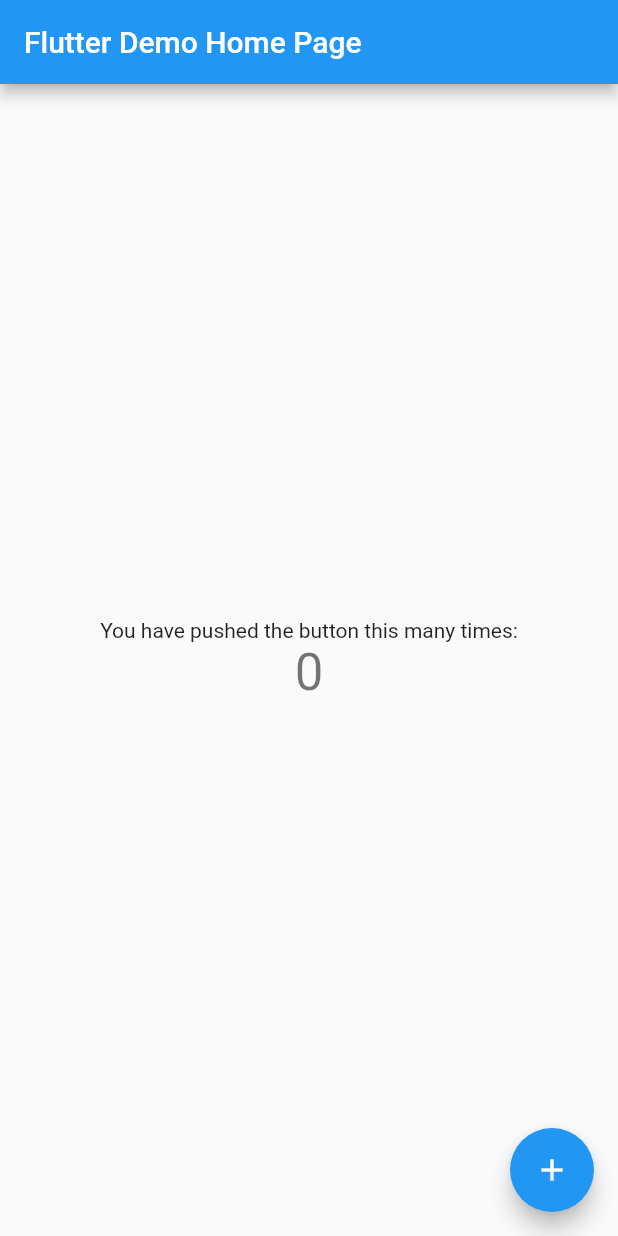
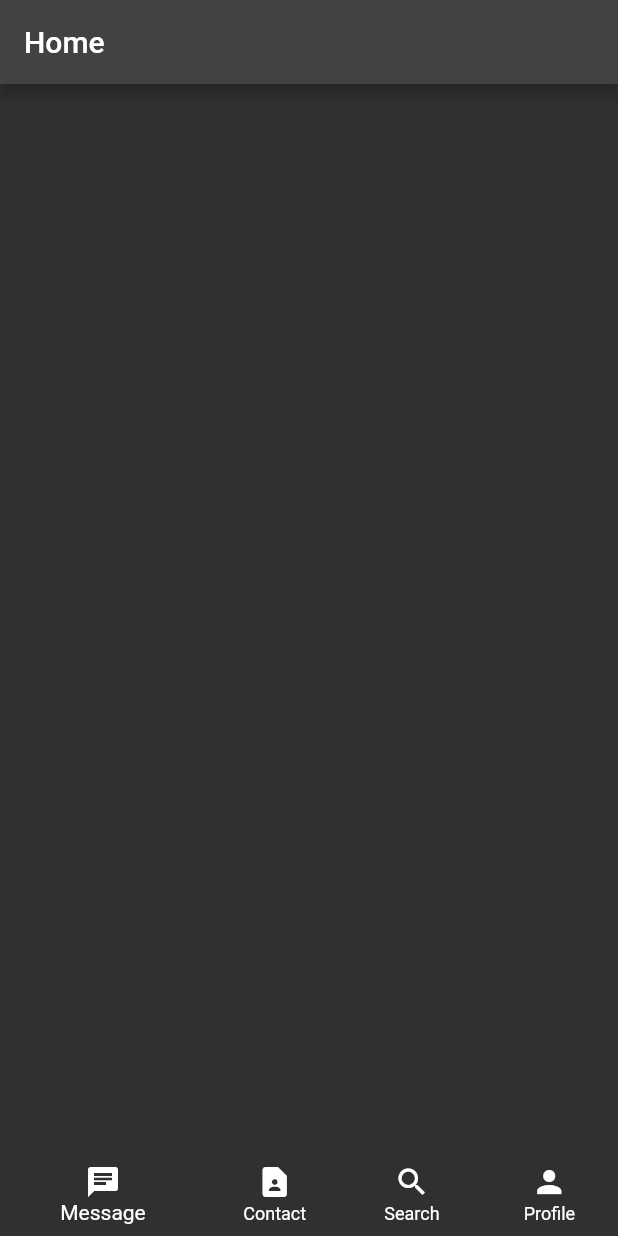
Before and after one commit to Shisaroru/FlutterFire-ChatApp, a Flutter app: the screen it shows after launch, on a phone screen of 412 x 824 dp. Run offline on Flutter 3.47's test engine with Material 2 defaults, Android fonts, the phone set to English and light mode, and no system bars; our stand-ins replace firebase_core; accounts and stored records are empty.

Commit message:
Connect to firebase and scaffold project

```diff
--- /dev/null
+++ b/lib/contact/contact.dart
@@ -0,0 +1,16 @@
+import 'package:myproject_app/shared/bottom_nav_bar.dart';
+import 'package:flutter/material.dart';
+
+class Contact extends StatelessWidget {
+  const Contact({super.key});
+
+  @override
+  Widget build(BuildContext context) {
+    return Scaffold(
+      appBar: AppBar(
+        title: const Text("Contact"),
+      ),
+      bottomNavigationBar: const BottomNavBar(),
+    );
+  }
+}
--- /dev/null
+++ b/lib/home/home.dart
@@ -0,0 +1,16 @@
+import 'package:myproject_app/shared/bottom_nav_bar.dart';
+import 'package:flutter/material.dart';
+
+class Home extends StatelessWidget {
+  const Home({super.key});
+
+  @override
+  Widget build(BuildContext context) {
+    return Scaffold(
+      appBar: AppBar(
+        title: const Text("Home"),
+      ),
+      bottomNavigationBar: const BottomNavBar(),
+    );
+  }
+}
--- a/lib/main.dart
+++ b/lib/main.dart
@@ -1,115 +1,26 @@
 import 'package:flutter/material.dart';
+import 'package:myproject_app/routes.dart';
+import 'package:myproject_app/theme.dart';
 
-void main() {
+// Import the firebase_core plugin
+import 'package:firebase_core/firebase_core.dart';
+
+void main() async {
+  WidgetsFlutterBinding.ensureInitialized();
+  await Firebase.initializeApp();
   runApp(const MyApp());
 }
 
 class MyApp extends StatelessWidget {
   const MyApp({super.key});
 
-  // This widget is the root of your application.
   @override
   Widget build(BuildContext context) {
     return MaterialApp(
-      title: 'Flutter Demo',
-      theme: ThemeData(
-        // This is the theme of your application.
-        //
-        // Try running your application with "flutter run". You'll see the
-        // application has a blue toolbar. Then, without quitting the app, try
-        // changing the primarySwatch below to Colors.green and then invoke
-        // "hot reload" (press "r" in the console where you ran "flutter run",
-        // or simply save your changes to "hot reload" in a Flutter IDE).
-        // Notice that the counter didn't reset back to zero; the application
-        // is not restarted.
-        primarySwatch: Colors.blue,
-      ),
-      home: const MyHomePage(title: 'Flutter Demo Home Page'),
+      debugShowCheckedModeBanner: false,
+      routes: appRoutes,
+      initialRoute: '/',
+      theme: appTheme,
     );
   }
 }
-
-class MyHomePage extends StatefulWidget {
-  const MyHomePage({super.key, required this.title});
-
-  // This widget is the home page of your application. It is stateful, meaning
-  // that it has a State object (defined below) that contains fields that affect
-  // how it looks.
-
-  // This class is the configuration for the state. It holds the values (in this
-  // case the title) provided by the parent (in this case the App widget) and
-  // used by the build method of the State. Fields in a Widget subclass are
-  // always marked "final".
-
-  final String title;
-
-  @override
-  State<MyHomePage> createState() => _MyHomePageState();
-}
-
-class _MyHomePageState extends State<MyHomePage> {
-  int _counter = 0;
-
-  void _incrementCounter() {
-    setState(() {
-      // This call to setState tells the Flutter framework that something has
-      // changed in this State, which causes it to rerun the build method below
-      // so that the display can reflect the updated values. If we changed
-      // _counter without calling setState(), then the build method would not be
-      // called again, and so nothing would appear to happen.
-      _counter++;
-    });
-  }
-
-  @override
-  Widget build(BuildContext context) {
-    // This method is rerun every time setState is called, for instance as done
-    // by the _incrementCounter method above.
-    //
-    // The Flutter framework has been optimized to make rerunning build methods
-    // fast, so that you can just rebuild anything that needs updating rather
-    // than having to individually change instances of widgets.
-    return Scaffold(
-      appBar: AppBar(
-        // Here we take the value from the MyHomePage object that was created by
-        // the App.build method, and use it to set our appbar title.
-        title: Text(widget.title),
-      ),
-      body: Center(
-        // Center is a layout widget. It takes a single child and positions it
-        // in the middle of the parent.
-        child: Column(
-          // Column is also a layout widget. It takes a list of children and
-          // arranges them vertically. By default, it sizes itself to fit its
-          // children horizontally, and tries to be as tall as its parent.
-          //
-          // Invoke "debug painting" (press "p" in the console, choose the
-          // "Toggle Debug Paint" action from the Flutter Inspector in Android
-          // Studio, or the "Toggle Debug Paint" command in Visual Studio Code)
-          // to see the wireframe for each widget.
-          //
-          // Column has various properties to control how it sizes itself and
-          // how it positions its children. Here we use mainAxisAlignment to
-          // center the children vertically; the main axis here is the vertical
-          // axis because Columns are vertical (the cross axis would be
-          // horizontal).
-          mainAxisAlignment: MainAxisAlignment.center,
-          children: <Widget>[
-            const Text(
-              'You have pushed the button this many times:',
-            ),
-            Text(
-              '$_counter',
-              style: Theme.of(context).textTheme.headlineMedium,
-            ),
-          ],
-        ),
-      ),
-      floatingActionButton: FloatingActionButton(
-        onPressed: _incrementCounter,
-        tooltip: 'Increment',
-        child: const Icon(Icons.add),
-      ), // This trailing comma makes auto-formatting nicer for build methods.
-    );
-  }
-}
--- /dev/null
+++ b/lib/profile/profile.dart
@@ -0,0 +1,10 @@
+import 'package:flutter/material.dart';
+
+class Profile extends StatelessWidget {
+  const Profile({super.key});
+
+  @override
+  Widget build(BuildContext context) {
+    return const Placeholder();
+  }
+}
--- /dev/null
+++ b/lib/routes.dart
@@ -0,0 +1,15 @@
+import 'package:myproject_app/auth/login.dart';
+import 'package:myproject_app/auth/register.dart';
+import 'package:myproject_app/contact/contact.dart';
+import 'package:myproject_app/home/home.dart';
+import 'package:myproject_app/profile/profile.dart';
+import 'package:myproject_app/search/search.dart';
+
+var appRoutes = {
+  '/': (context) => const Home(),
+  '/login': (context) => const Login(),
+  '/register': (context) => const Register(),
+  '/contact': (context) => const Contact(),
+  '/profile': (context) => const Profile(),
+  '/search': (context) => const Search(),
+};
--- /dev/null
+++ b/lib/search/search.dart
@@ -0,0 +1,10 @@
+import 'package:flutter/material.dart';
+
+class Search extends StatelessWidget {
+  const Search({super.key});
+
+  @override
+  Widget build(BuildContext context) {
+    return const Placeholder();
+  }
+}
--- /dev/null
+++ b/lib/shared/bottom_nav_bar.dart
@@ -0,0 +1,56 @@
+import 'package:flutter/material.dart';
+
+class BottomNavBar extends StatefulWidget {
+  const BottomNavBar({super.key});
+
+  @override
+  State<BottomNavBar> createState() => _BottomNavBarState();
+}
+
+class _BottomNavBarState extends State<BottomNavBar> {
+  @override
+  Widget build(BuildContext context) {
+    return BottomNavigationBar(
+      items: const [
+        BottomNavigationBarItem(
+          icon: Icon(Icons.chat),
+          label: "Message",
+        ),
+        BottomNavigationBarItem(
+          icon: Icon(Icons.contact_page),
+          label: "Contact",
+        ),
+        BottomNavigationBarItem(
+          icon: Icon(Icons.search),
+          label: "Search",
+        ),
+        BottomNavigationBarItem(
+          icon: Icon(Icons.person),
+          label: "Profile",
+        ),
+      ],
+      showUnselectedLabels: true,
+      selectedItemColor: Colors.white,
+      unselectedItemColor: Colors.white,
+      onTap: (int idx) {
+        switch (idx) {
+          case 0:
+            if (ModalRoute.of(context)!.settings.name == '/') {
+              break;
+            }
+            Navigator.pushReplacementNamed(context, '/');
+            break;
+          case 1:
+            Navigator.pushReplacementNamed(context, '/contact');
+            break;
+          case 2:
+            Navigator.pushReplacementNamed(context, '/search');
+            break;
+          case 3:
+            Navigator.pushReplacementNamed(context, '/profile');
+            break;
+        }
+      },
+    );
+  }
+}
--- /dev/null
+++ b/lib/theme.dart
@@ -0,0 +1,8 @@
+import 'package:flutter/material.dart';
+
+var appTheme = ThemeData(
+  bottomAppBarTheme: const BottomAppBarTheme(
+    color: Colors.black87,
+  ),
+  brightness: Brightness.dark,
+);
--- a/pubspec.yaml
+++ b/pubspec.yaml
@@ -35,6 +35,9 @@ dependencies:
   # The following adds the Cupertino Icons font to your application.
   # Use with the CupertinoIcons class for iOS style icons.
   cupertino_icons: ^1.0.2
+  firebase_core: ^2.7.0
+  cloud_firestore: ^4.4.3
+  firebase_auth: ^4.2.9
 
 dev_dependencies:
   flutter_test:
```
Also changed, not shown: lib/auth/login.dart (added, +10 -0 lines), lib/auth/register.dart (added, +10 -0 lines), lib/chat/chat_screen.dart (added, +10 -0 lines), pubspec.lock, 4 other files.
